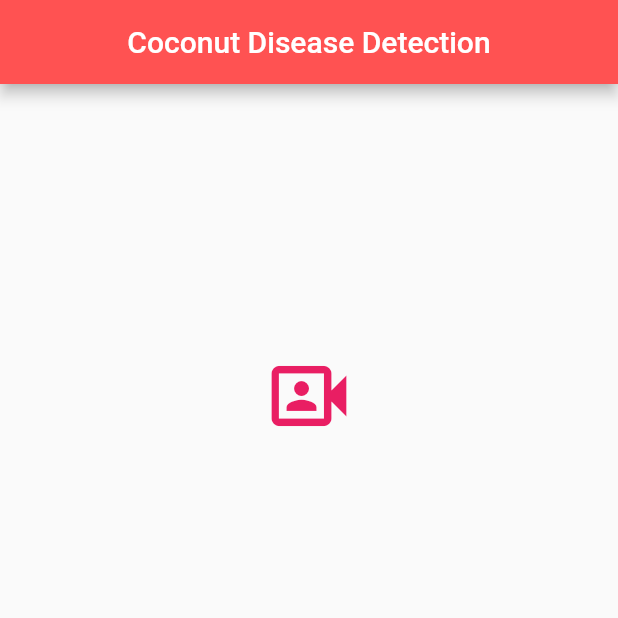
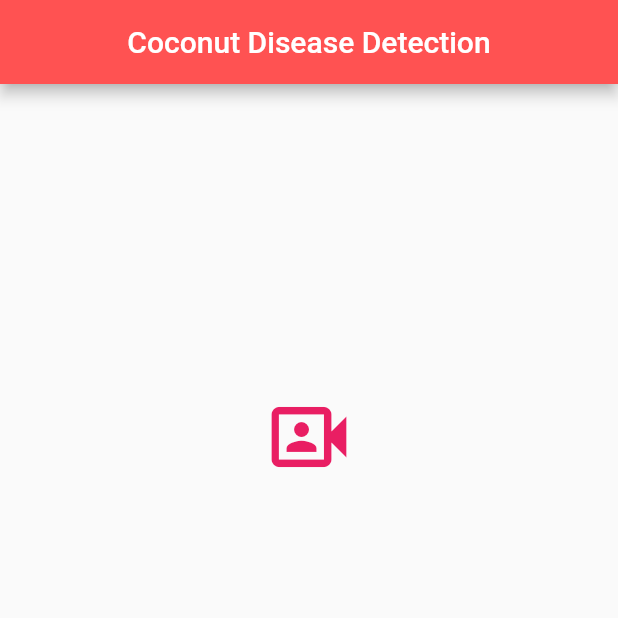
Before and after one commit to kavinduhandapangoda/SDGP-Android-code, a Flutter app: the ScanPage screen opened directly, on a phone screen of 412 x 824 dp, the top half of it. Run offline on Flutter 3.47's test engine with Material 2 defaults, Android fonts, the phone set to English and light mode, and no system bars; our stand-ins replace camera, image_picker; missing offline and left inert: tflite; statements that could not run were skipped.

Commit message:
camera widget

```diff
--- a/lib/scanPage.dart
+++ b/lib/scanPage.dart
@@ -72,12 +72,11 @@ class _ScanPageState extends State<ScanPage> {
         imageWidth: cameraImage!.width,
         imageMean: 127.5,
         imageStd: 127.5,
-        rotation: 90,
+        rotation: 0,
         numResults: 2,
         threshold: 0.1,
         asynch: true,
       );
-
       result = '';
 
       for (var response in recognition!) {
@@ -109,9 +108,9 @@ class _ScanPageState extends State<ScanPage> {
                   initCamera();
                 },
                 child: Container(
-                  margin: const EdgeInsets.only(top: 65.0),
-                  height: 270,
-                  width: 360,
+                  margin: const EdgeInsets.only(top: 25.0),
+                  height: 405,
+                  width: 390,
                   child: cameraImage == null
                       ? const SizedBox(
                     height: 270,
@@ -131,7 +130,7 @@ class _ScanPageState extends State<ScanPage> {
             ),
             Center(
               child: Container(
-                margin: const EdgeInsets.only(top: 55.0),
+                margin: const EdgeInsets.only(top: 20.0),
                 child: SingleChildScrollView(
                   child: Text(
                     result,
```
